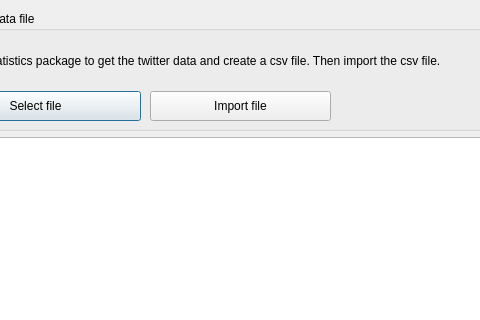
ccbogel/QualCoder, file GUI_UIs/ui_import_twitter.ui: the form before one commit; both pictures show x 91 to 571 and y 0 to 320 of the 946 by 579 pixel window.
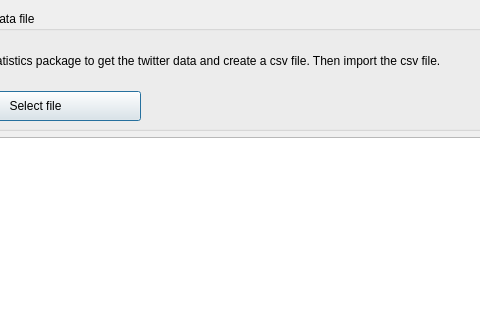
The form after the commit.

What changed in the file:
```diff
--- a/GUI_UIs/ui_import_twitter.ui
+++ b/GUI_UIs/ui_import_twitter.ui
@@ -72,19 +72,6 @@
        <string>Select file</string>
       </property>
      </widget>
-     <widget class="QPushButton" name="pushButton_import">
-      <property name="geometry">
-       <rect>
-        <x>230</x>
-        <y>80</y>
-        <width>181</width>
-        <height>30</height>
-       </rect>
-      </property>
-      <property name="text">
-       <string>Import file</string>
-      </property>
-     </widget>
      <widget class="QLabel" name="label_file">
       <property name="geometry">
        <rect>
```
